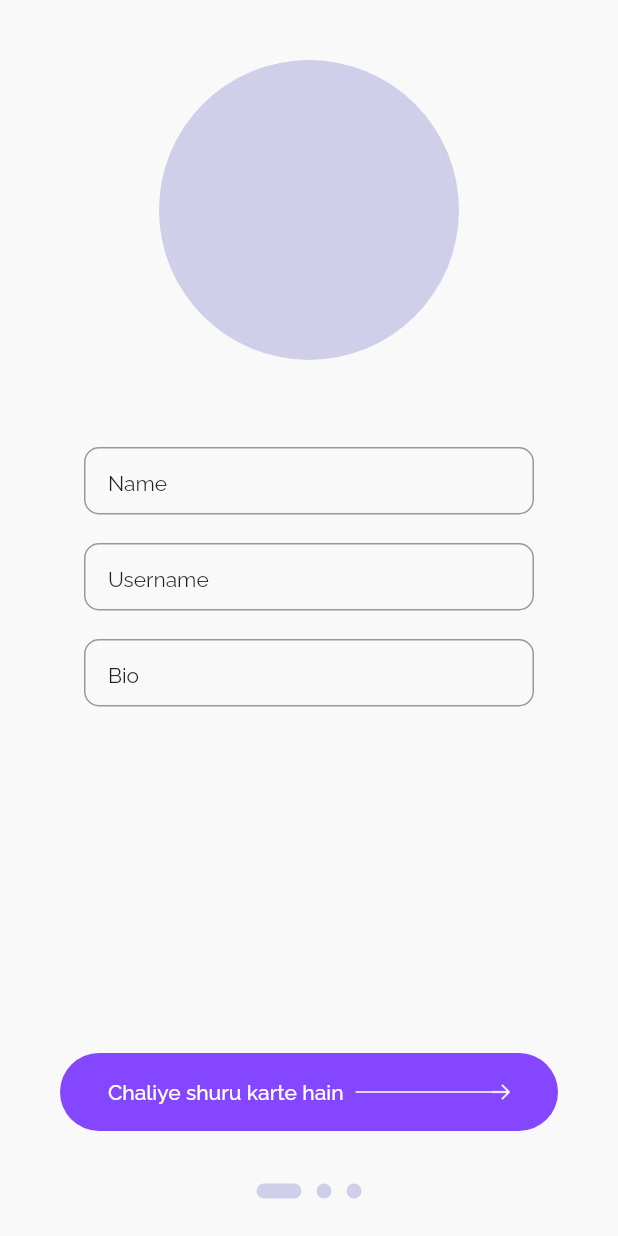
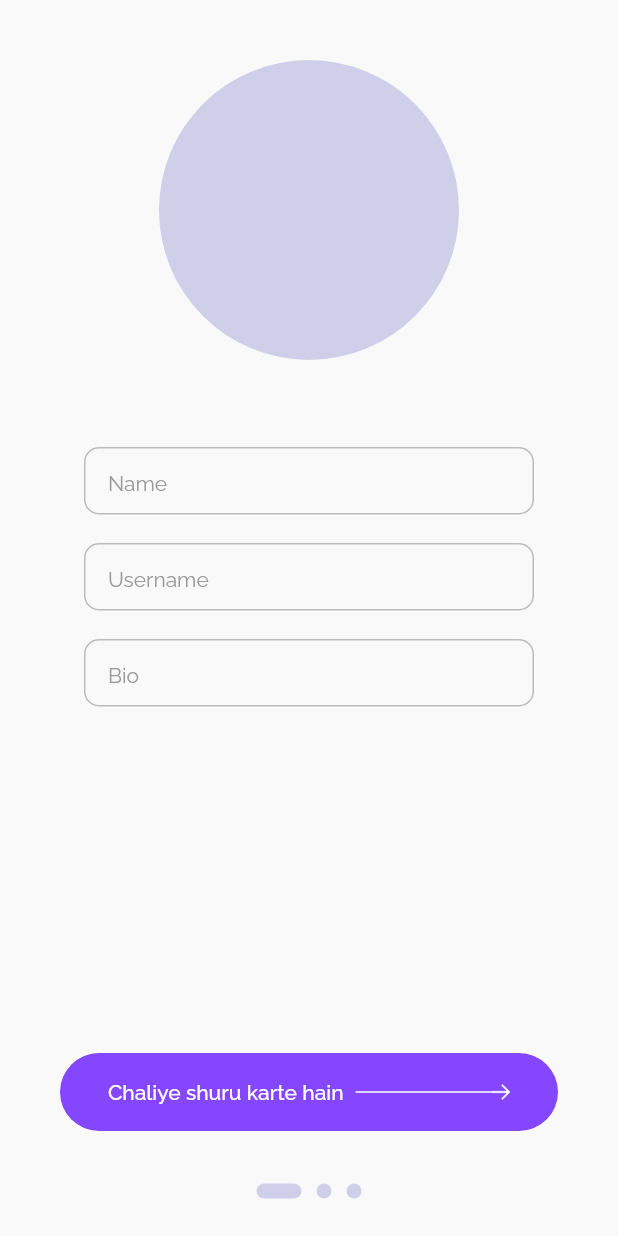
Before and after one commit to niftytyro/horrible, a Flutter app: the screen it shows after launch, swiped to page 3, on a phone screen of 412 x 824 dp. Run offline on Flutter 3.47's test engine with Material 2 defaults, Android fonts, the phone set to English and light mode, and no system bars; our stand-ins replace flutter_secure_storage, google_sign_in.

Commit message:
better input field

```diff
--- a/app/lib/widgets/input_field.dart
+++ b/app/lib/widgets/input_field.dart
@@ -42,7 +42,11 @@ class _InputFieldState extends State<InputField> {
                 horizontal: BrickSpacing.m, vertical: BrickSpacing.s),
             height: 45,
             decoration: BoxDecoration(
-              border: Border.all(color: BrickColors.black40),
+              border: Border.all(
+                color: _focusNode.hasFocus
+                    ? BrickColors.vividVioletLight
+                    : BrickColors.black20,
+              ),
               borderRadius: BorderRadius.circular(10),
             ),
           ),
@@ -54,7 +58,14 @@ class _InputFieldState extends State<InputField> {
           child: Container(
             padding: const EdgeInsets.symmetric(horizontal: 8),
             color: BrickColors.white,
-            child: Text(widget.tag),
+            child: Text(
+              widget.tag,
+              style: BrickTheme.textTheme.bodyText1?.copyWith(
+                color: _focusNode.hasFocus
+                    ? BrickColors.vividVioletLight
+                    : BrickColors.black40,
+              ),
+            ),
           ),
         ),
         Padding(
```
